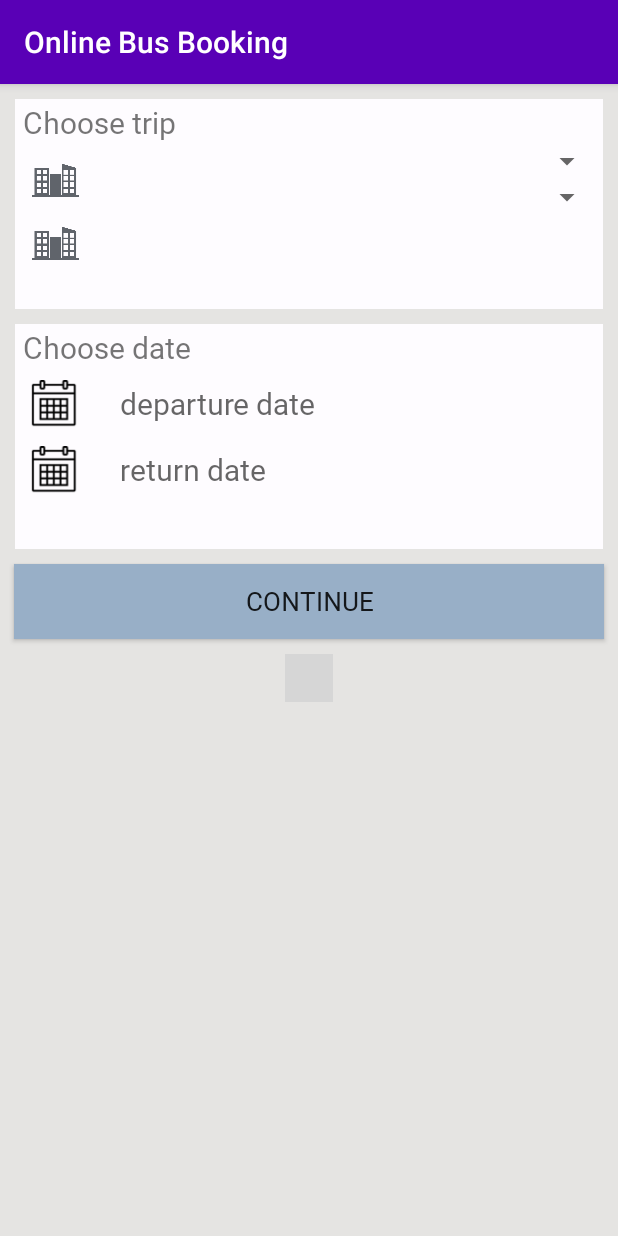
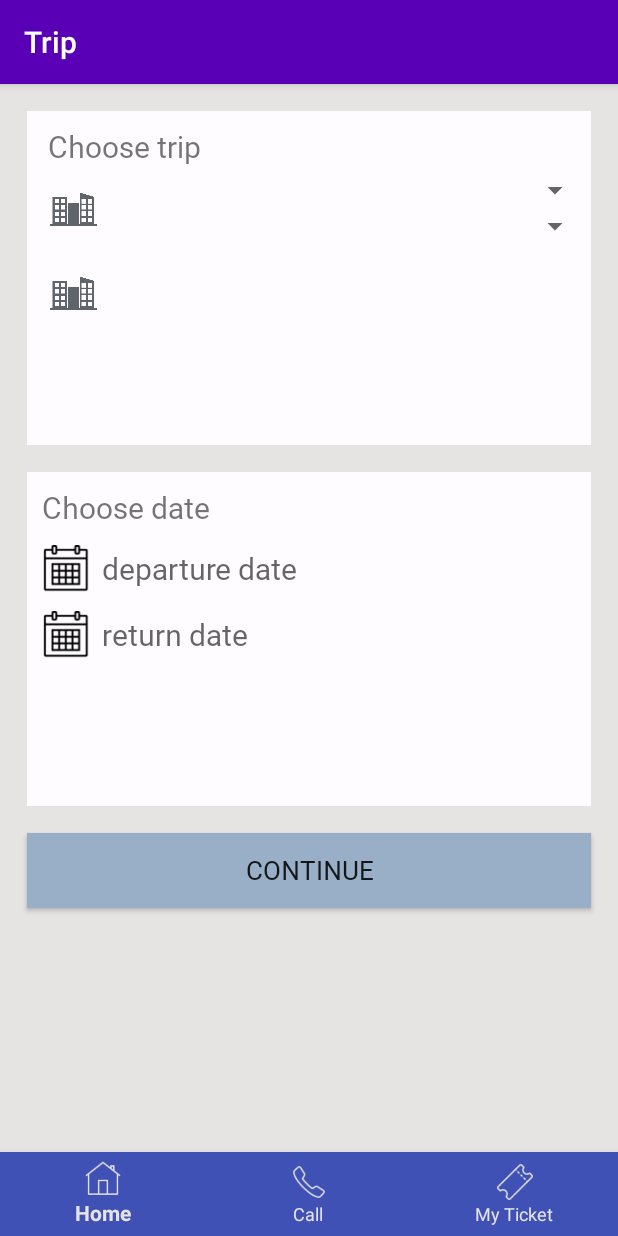
Before and after one commit to mmaka4/Bus-Booking-App, an Android app: the screen it shows after launch (MainActivity), on a phone screen of 412 x 824 dp. Run offline under Robolectric (Android 15) with nearby library versions, the phone set to English and light mode, and no system bars; our stand-ins replace Volley; libraries missing offline, so code that uses them is left out: android.support.design, com.isapanah.awesomespinner; plain views replace AwesomeSpinner, LongShadowsWrapper; network calls fail; 5 statements that could not run were skipped; grey boxes are pictures that could not be loaded.

Commit message:
Added bottomBar

```diff
--- a/app/src/main/java/com/example/root/onlinebusbooking/Departure.java
+++ b/app/src/main/java/com/example/root/onlinebusbooking/Departure.java
@@ -72,7 +72,7 @@ public class Departure extends AppCompatActivity implements  View.OnClickListene
                 view.setPadding(0, 0, 0, 2 * seatGaping);
                 view.setId(count);
                 view.setGravity(Gravity.CENTER);
-                view.setBackgroundResource(R.drawable.bus_seat3);
+                view.setBackgroundResource(R.drawable.seat_booked2);
                 view.setTextColor(Color.WHITE);
                 view.setTag(STATUS_BOOKED);
                 view.setText(count + "");
@@ -89,7 +89,7 @@ public class Departure extends AppCompatActivity implements  View.OnClickListene
                 view.setPadding(0, 0, 0, 2 * seatGaping);
                 view.setId(count);
                 view.setGravity(Gravity.CENTER);
-                view.setBackgroundResource(R.drawable.bus_seat3);
+                view.setBackgroundResource(R.drawable.seat_empty2);
                 view.setText(count + "");
                 view.setTextSize(TypedValue.COMPLEX_UNIT_DIP, 9);
                 view.setTextColor(Color.BLACK);
@@ -106,7 +106,7 @@ public class Departure extends AppCompatActivity implements  View.OnClickListene
                 view.setPadding(0, 0, 0, 2 * seatGaping);
                 view.setId(count);
                 view.setGravity(Gravity.CENTER);
-                view.setBackgroundResource(R.drawable.bus_seat3);
+                view.setBackgroundResource(R.drawable.seat_booked2);
                 view.setText(count + "");
                 view.setTextSize(TypedValue.COMPLEX_UNIT_DIP, 9);
                 view.setTextColor(Color.WHITE);
@@ -137,20 +137,20 @@ public class Departure extends AppCompatActivity implements  View.OnClickListene
 
                 if(seats.charAt(index+1) == 'U') {
                     //Log.d("Collidor", " "+ index);
-                    view.setBackgroundResource(R.drawable.bus_seat3);
+                    view.setBackgroundResource(R.drawable.seat_booked2);
                     view.setTextColor(Color.WHITE);
                     view.setTag(STATUS_BOOKED);
                     view.setText(count + "");
 
                 } else if (seats.charAt(index+1) == 'R') {
-                    view.setBackgroundResource(R.drawable.bus_seat3);
+                    view.setBackgroundResource(R.drawable.seat_booked2);
                     view.setText(count + "");
                     view.setTextSize(TypedValue.COMPLEX_UNIT_DIP, 9);
                     view.setTextColor(Color.WHITE);
                     view.setTag(STATUS_RESERVED);
 
                 } else if (seats.charAt(index+1) == 'A') {
-                    view.setBackgroundResource(R.drawable.bus_seat3);
+                    view.setBackgroundResource(R.drawable.seat_empty2);
                     view.setText(count + "");
                     view.setTextSize(TypedValue.COMPLEX_UNIT_DIP, 9);
                     view.setTextColor(Color.BLACK);
@@ -171,10 +171,10 @@ public class Departure extends AppCompatActivity implements  View.OnClickListene
         if ((int) view.getTag() == STATUS_AVAILABLE) {
             if (selectedIds.contains(view.getId() + ",")) {
                 selectedIds = selectedIds.replace(+view.getId() + ",", "");
-                view.setBackgroundResource(R.drawable.bus_seat3);
+                view.setBackgroundResource(R.drawable.seat_empty2);
             } else {
                 selectedIds = selectedIds + view.getId() + ",";
-                view.setBackgroundResource(R.drawable.bus_seat3);
+                view.setBackgroundResource(R.drawable.seat_selected2);
             }
         } else if ((int) view.getTag() == STATUS_BOOKED) {
             Toast.makeText(this, "Seat " + view.getId() + " is Booked", Toast.LENGTH_SHORT).show();
--- a/app/src/main/java/com/example/root/onlinebusbooking/MainActivity.java
+++ b/app/src/main/java/com/example/root/onlinebusbooking/MainActivity.java
@@ -6,9 +6,15 @@ import android.app.DatePickerDialog;
 import android.content.ClipData;
 import android.content.Intent;
 import android.os.AsyncTask;
+import android.support.annotation.NonNull;
+import android.support.design.internal.BottomNavigationMenu;
+import android.support.design.internal.BottomNavigationMenuView;
+import android.support.design.widget.BottomNavigationView;
+import android.support.v7.app.ActionBar;
 import android.support.v7.app.AppCompatActivity;
 import android.os.Bundle;
 import android.util.Log;
+import android.view.MenuItem;
 import android.view.View;
 import android.widget.ArrayAdapter;
 import android.widget.Button;
@@ -51,6 +57,7 @@ public class MainActivity extends AppCompatActivity implements View.OnClickListe
     private String jsonResponse;
     int dStatus=0,rStatus=0;
     Button contBtn;
+    ActionBar toolbar;
 
     private static String url = "http://192.168.43.233/onlineBusbooking/regions.php";
     private static String TAG = "MainActivity";
@@ -71,10 +78,21 @@ public class MainActivity extends AppCompatActivity implements View.OnClickListe
 
         buses = new ArrayList<>();
 
+        toolbar = getSupportActionBar();
+
+        BottomNavigationView navigation = findViewById(R.id.navigationView);
+        navigation.setOnNavigationItemSelectedListener(mOnNavigationItemSelectedListener);
+
+        toolbar.setTitle("Trip");
+
+        //actionBar = findViewById(R.id.navigationView);
+
+
+
         loadSpinnerData();
         dTime = findViewById(R.id.departuretime);
         rTime = findViewById(R.id.returntime);
-        ona = findViewById(R.id.ona);
+        //ona = findViewById(R.id.ona);
         dView = findViewById(R.id.img1);
         dView.setOnClickListener(this);
         rView = findViewById(R.id.img2);
@@ -164,6 +182,14 @@ public class MainActivity extends AppCompatActivity implements View.OnClickListe
             }
         });
     }
+
+    BottomNavigationView.OnNavigationItemSelectedListener mOnNavigationItemSelectedListener
+            = new BottomNavigationView.OnNavigationItemSelectedListener() {
+        @Override
+        public boolean onNavigationItemSelected(@NonNull MenuItem item) {
+            return false;
+        }
+    };
 
     @Override
     public void onClick(View view) {
--- a/app/src/main/res/drawable/custom_button.xml
+++ b/app/src/main/res/drawable/custom_button.xml
@@ -1,4 +1,4 @@
 <?xml version="1.0" encoding="utf-8"?>
 <shape xmlns:android="http://schemas.android.com/apk/res/android" android:shape="rectangle">
-    <solid android:color="@color/quantum_grey_600" />
+    <solid android:color="#78909c" />
 </shape>
--- /dev/null
+++ b/app/src/main/res/drawable/navigation_icons.xml
@@ -0,0 +1,5 @@
+<?xml version="1.0" encoding="utf-8"?>
+<shape xmlns:android="http://schemas.android.com/apk/res/android">
+    <solid android:color="@color/milk" />
+    <stroke android:color="#78909c" />
+</shape>
--- a/app/src/main/res/layout/activity_main.xml
+++ b/app/src/main/res/layout/activity_main.xml
@@ -1,5 +1,5 @@
 <?xml version="1.0" encoding="utf-8"?>
-<RelativeLayout xmlns:android="http://schemas.android.com/apk/res/android"
+<android.support.constraint.ConstraintLayout xmlns:android="http://schemas.android.com/apk/res/android"
     xmlns:app="http://schemas.android.com/apk/res-auto"
     xmlns:tools="http://schemas.android.com/tools"
     android:layout_width="match_parent"
@@ -10,21 +10,23 @@
 
    <RelativeLayout
        android:layout_width="match_parent"
-       android:layout_height="140dp"
-       android:layout_marginTop="10dp"
-
-       android:layout_marginLeft="10dp"
-       android:layout_marginRight="10dp"
+       android:layout_height="0dp"
+       app:layout_constraintHeight_percent="0.29"
+       android:layout_marginTop="15dp"
+       app:layout_constraintEnd_toEndOf="parent"
+       app:layout_constraintStart_toStartOf="parent"
+       app:layout_constraintTop_toTopOf="parent"
+       android:layout_margin="18dp"
        android:background="@color/milk"
        android:id="@+id/choosetrip"
        >
        <TextView
            android:layout_width="wrap_content"
            android:layout_height="wrap_content"
-           android:layout_marginLeft="5dp"
+           android:layout_marginLeft="14dp"
            android:textSize="20sp"
            android:text="Choose trip"
-           android:layout_marginTop="2dp"
+           android:layout_marginTop="10dp"
            android:id="@+id/head1"
            android:fontFamily="@font/montserrat_light"
            />
@@ -33,9 +35,9 @@
            android:layout_width="34dp"
            android:layout_height="34dp"
            android:background="@drawable/location"
-           android:layout_marginTop="8dp"
+           android:layout_marginTop="11dp"
            android:layout_below="@id/head1"
-           android:layout_marginLeft="10dp"
+           android:layout_marginLeft="14dp"
            android:id="@+id/img3"
            />
 
@@ -55,10 +57,10 @@
            android:id="@+id/fromspin"
            android:layout_width="match_parent"
            android:layout_height="wrap_content"
-           android:layout_marginTop="0dp"
+           android:layout_marginTop="3dp"
            android:layout_below="@id/head1"
            android:layout_toEndOf="@id/img3"
-           android:layout_marginLeft="8dp"
+           android:layout_marginLeft="14dp"
            app:spinnerDirection="ltr"
            app:spinnerHint="from City"
            />
@@ -66,9 +68,10 @@
        <com.isapanah.awesomespinner.AwesomeSpinner
            android:layout_width="match_parent"
            android:layout_height="wrap_content"
-           android:layout_marginLeft="8dp"
+           android:layout_marginLeft="14dp"
            android:layout_toEndOf="@id/img4"
            android:layout_marginTop="0dp"
+           android:layout_marginBottom="8dp"
            android:layout_below="@id/fromspin"
            android:id="@+id/tospin"
            app:spinnerHint="to City"
@@ -79,9 +82,9 @@
            android:layout_width="34dp"
            android:layout_height="34dp"
            android:background="@drawable/location"
-           android:layout_marginTop="8dp"
+           android:layout_marginTop="22dp"
            android:layout_below="@id/img3"
-           android:layout_marginLeft="10dp"
+           android:layout_marginLeft="14dp"
            android:id="@+id/img4"
            />
 
@@ -89,8 +92,12 @@
 
     <RelativeLayout
         android:layout_width="match_parent"
-        android:layout_height="150dp"
-        android:layout_margin="10dp"
+        android:layout_height="0dp"
+        app:layout_constraintHeight_percent="0.29"
+        android:layout_margin="18dp"
+        app:layout_constraintEnd_toEndOf="parent"
+        app:layout_constraintStart_toStartOf="parent"
+        app:layout_constraintTop_toBottomOf="@id/choosetrip"
         android:layout_below="@id/choosetrip"
         android:id="@+id/choosedate"
         android:background="@color/milk"
@@ -99,10 +106,10 @@
         <TextView
             android:layout_width="wrap_content"
             android:layout_height="wrap_content"
-            android:layout_marginLeft="5dp"
+            android:layout_marginStart="10dp"
             android:textSize="20sp"
             android:text="Choose date"
-            android:layout_marginTop="2dp"
+            android:layout_marginTop="10dp"
             android:id="@+id/head2"
             android:fontFamily="@font/montserrat_light"
             />
@@ -110,19 +117,19 @@
         <TextView
             android:layout_width="wrap_content"
             android:layout_height="wrap_content"
-            android:layout_marginLeft="70dp"
+            android:layout_marginStart="50dp"
             android:textSize="20sp"
             android:hint="departure date"
             android:id="@+id/departuretime"
             android:layout_below="@id/head2"
-            android:layout_marginTop="10dp"
+            android:layout_marginTop="13dp"
             android:fontFamily="@font/raleway_light"
             />
 
         <TextView
             android:layout_width="wrap_content"
             android:layout_height="wrap_content"
-            android:layout_marginLeft="70dp"
+            android:layout_marginStart="50dp"
             android:textSize="20sp"
             android:hint="return date"
             android:id="@+id/returntime"
@@ -135,7 +142,7 @@
             android:layout_width="32dp"
             android:layout_height="32dp"
             android:background="@drawable/calendar"
-            android:layout_marginTop="8dp"
+            android:layout_marginTop="11dp"
             android:layout_below="@id/head2"
             android:layout_marginLeft="10dp"
             android:id="@+id/img1"
@@ -146,6 +153,7 @@
             android:layout_height="32dp"
             android:background="@drawable/calendar"
             android:layout_marginTop="12dp"
+            android:layout_marginBottom="8dp"
             android:layout_below="@id/img1"
             android:layout_marginLeft="10dp"
             android:id="@+id/img2"
@@ -157,8 +165,10 @@
         android:layout_height="50dp"
         android:layout_below="@id/choosedate"
         android:text="Continue"
-        android:layout_marginLeft="9dp"
-        android:layout_marginRight="9dp"
+        app:layout_constraintEnd_toEndOf="parent"
+        app:layout_constraintStart_toStartOf="parent"
+        app:layout_constraintTop_toBottomOf="@id/choosedate"
+        android:layout_margin="18dp"
         android:background="@color/blueGray"
         android:textSize="17dp"
         android:id="@+id/contBtn"
@@ -166,6 +176,14 @@
         />
 
     <TextView
+        android:id="@+id/toolbar_title"
+        android:layout_width="wrap_content"
+        android:layout_height="wrap_content"
+        style="@style/TextAppearance.AppCompat.Widget.ActionBar.Title"
+        android:layout_gravity="center"
+        tools:ignore="MissingConstraints" />
+
+    <!--TextView
         android:layout_width="match_parent"
         android:layout_height="wrap_content"
         android:layout_below="@id/contBtn"
@@ -180,7 +198,7 @@
         android:layout_below="@id/contBtn"
         android:layout_marginTop="10dp"
         android:layout_centerHorizontal="true"
-        >
+        -->
 
         <!--com.sdsmdg.harjot.longshadows.LongShadowsTextView
             android:layout_width="200dp"
@@ -195,7 +213,23 @@
             android:layout_centerVertical="true"
             android:layout_centerHorizontal="true"
             android:layout_below="@id/contBtn"
-            /-->
+            />
 
-    </com.sdsmdg.harjot.longshadows.LongShadowsWrapper>
-</RelativeLayout>
+    </com.sdsmdg.harjot.longshadows.LongShadowsWrapper-->
+
+    <android.support.design.widget.BottomNavigationView
+        android:id="@+id/navigationView"
+        android:layout_width="0dp"
+        android:layout_height="wrap_content"
+        android:layout_marginEnd="0dp"
+        android:layout_marginStart="0dp"
+        android:background="?android:attr/windowBackground"
+        app:layout_constraintBottom_toBottomOf="parent"
+        app:layout_constraintLeft_toLeftOf="parent"
+        app:layout_constraintRight_toRightOf="parent"
+        app:itemBackground="@color/colorPrimary"
+        app:itemIconTint="@color/white"
+        app:itemTextColor="@color/white"
+        app:menu="@menu/navigation"/>
+
+</android.support.constraint.ConstraintLayout>
--- /dev/null
+++ b/app/src/main/res/menu/navigation.xml
@@ -0,0 +1,18 @@
+<?xml version="1.0" encoding="utf-8"?>
+<menu xmlns:android="http://schemas.android.com/apk/res/android">
+    <item
+        android:id="@+id/navigation_songs"
+        android:icon="@drawable/home"
+        android:title="Home"/>
+
+    <item
+        android:id="@+id/navigation_albums"
+        android:icon="@drawable/call2"
+        android:title="Call"/>
+
+    <item
+        android:id="@+id/navigation_artists"
+        android:icon="@drawable/ticket"
+        android:title="My Ticket"/>
+
+</menu>
```
Also changed, not shown: app/build.gradle (+6 -5 lines), app/src/main/res/drawable/call.png (added), app/src/main/res/drawable/call2.png (added), app/src/main/res/drawable/home.png (added), app/src/main/res/drawable/seat_booked.png (added), app/src/main/res/drawable/seat_booked2.png (added), app/src/main/res/drawable/seat_empty.png (added), app/src/main/res/drawable/seat_empty2.png (added), app/src/main/res/drawable/seat_selected.png (added), app/src/main/res/drawable/seat_selected2.png (added), app/src/main/res/drawable/ticket.png (added).
